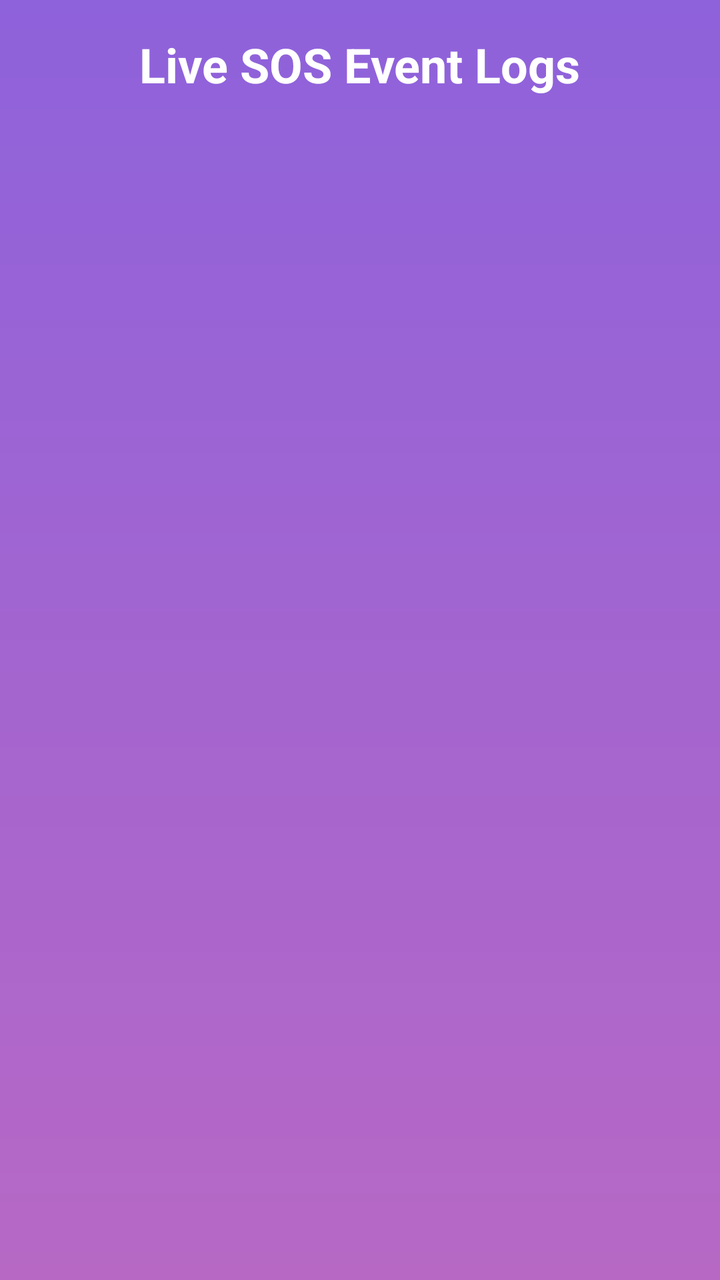
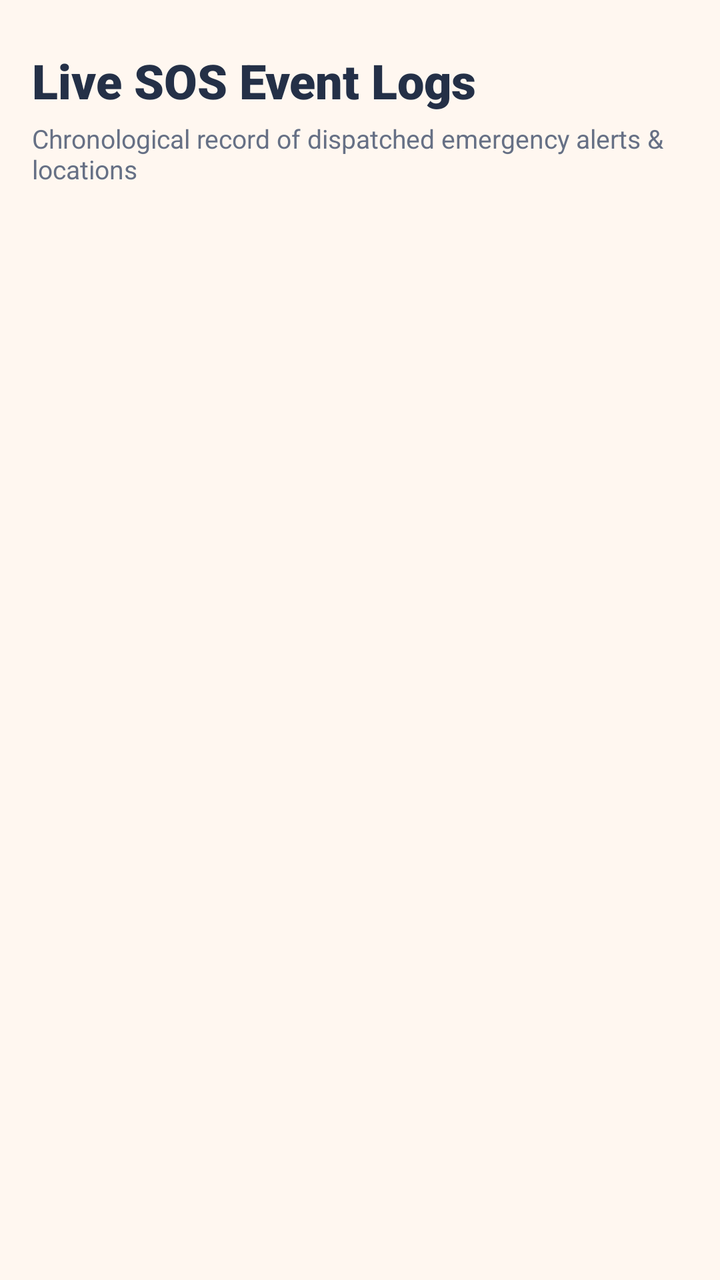

Screens rendered from an Android XML layout before and after an edit, with the pre-edit source and the edit as a unified diff.
<!-- AndroidManifest.xml: application theme Theme.EmpowHer -->
<!-- res/layout/activity_sos_logs.xml -->
<?xml version="1.0" encoding="utf-8"?>
<LinearLayout xmlns:android="http://schemas.android.com/apk/res/android"
    android:layout_width="match_parent"
    android:layout_height="match_parent"
    android:background="@drawable/bg"
    android:orientation="vertical"
    android:padding="16dp">

    <TextView
        android:layout_width="wrap_content"
        android:layout_height="wrap_content"
        android:layout_gravity="center"
        android:layout_marginBottom="16dp"
        android:text="Live SOS Event Logs"
        android:textColor="@color/white"
        android:textSize="24sp"
        android:textStyle="bold" />

    <androidx.recyclerview.widget.RecyclerView
        android:id="@+id/rvSosLogs"
        android:layout_width="match_parent"
        android:layout_height="match_parent" />

</LinearLayout>
<!-- resources referenced by this layout -->
<resources>
  <color name="white">#FFFFFF</color>
  <!-- drawable bg (drawable) -->
  <?xml version="1.0" encoding="utf-8"?>
  <shape xmlns:android="http://schemas.android.com/apk/res/android">
      <gradient android:type="linear" android:angle="100"
          android:startColor="#8E62DB" android:endColor="#B768C5" />
  
  </shape>
  <style name="Theme.EmpowHer" parent="Base.Theme.EmpowHer" />
  <style name="Base.Theme.EmpowHer" parent="Theme.Material3.DayNight.NoActionBar">
          <item name="colorPrimary">@color/deep_purple</item>
          <item name="colorOnPrimary">@color/white</item>
          <item name="colorSecondary">@color/deep_purple</item>
          <item name="colorSurface">@color/woshield_card_bg</item>
          <item name="android:windowBackground">@color/woshield_bg</item>
          <item name="android:statusBarColor">@color/dark_purple</item>
      </style>
  <color name="deep_purple">#6D3DB8</color>
  <color name="woshield_card_bg">#FFFFFF</color>
  <color name="woshield_bg">#F8F6FC</color>
  <color name="dark_purple">#382253</color>
</resources>

<!-- the commit's change to res/layout/activity_sos_logs.xml (unified diff, before → after) -->
@@ -1,24 +1,34 @@
-<?xml version="1.0" encoding="utf-8"?>
 <LinearLayout xmlns:android="http://schemas.android.com/apk/res/android"
+    xmlns:app="http://schemas.android.com/apk/res-auto"
     android:layout_width="match_parent"
     android:layout_height="match_parent"
-    android:background="@drawable/bg"
+    android:background="@color/warm_ivory"
     android:orientation="vertical"
     android:padding="16dp">
 
     <TextView
         android:layout_width="wrap_content"
         android:layout_height="wrap_content"
-        android:layout_gravity="center"
+        android:layout_marginTop="8dp"
+        android:text="Live SOS Event Logs"
+        android:textColor="@color/midnight_slate"
+        android:textSize="24sp"
+        android:fontFamily="sans-serif-black" />
+
+    <TextView
+        android:layout_width="wrap_content"
+        android:layout_height="wrap_content"
+        android:layout_marginTop="4dp"
         android:layout_marginBottom="16dp"
-        android:text="Live SOS Event Logs"
-        android:textColor="@color/white"
-        android:textSize="24sp"
-        android:textStyle="bold" />
+        android:text="Chronological record of dispatched emergency alerts &amp; locations"
+        android:textColor="@color/secondary_slate"
+        android:textSize="13sp" />
 
     <androidx.recyclerview.widget.RecyclerView
         android:id="@+id/rvSosLogs"
         android:layout_width="match_parent"
-        android:layout_height="match_parent" />
+        android:layout_height="match_parent"
+        android:clipToPadding="false"
+        android:paddingBottom="24dp" />
 
 </LinearLayout>
<!-- resource entries referenced after the edit -->
@@ -1,25 +1,32 @@
 <!-- resources referenced by this layout -->
 <resources>
+  <color name="midnight_slate">#243047</color>
+  <color name="secondary_slate">#667085</color>
+  <color name="warm_ivory">#FFF7F0</color>
   <color name="white">#FFFFFF</color>
-  <!-- drawable bg (drawable) -->
-  <?xml version="1.0" encoding="utf-8"?>
-  <shape xmlns:android="http://schemas.android.com/apk/res/android">
-      <gradient android:type="linear" android:angle="100"
-          android:startColor="#8E62DB" android:endColor="#B768C5" />
-  
-  </shape>
   <style name="Theme.EmpowHer" parent="Base.Theme.EmpowHer" />
   <style name="Base.Theme.EmpowHer" parent="Theme.Material3.DayNight.NoActionBar">
-          <item name="colorPrimary">@color/deep_purple</item>
+          <item name="colorPrimary">@color/royal_violet</item>
           <item name="colorOnPrimary">@color/white</item>
-          <item name="colorSecondary">@color/deep_purple</item>
+          <item name="colorSecondary">@color/royal_violet</item>
           <item name="colorSurface">@color/woshield_card_bg</item>
           <item name="android:windowBackground">@color/woshield_bg</item>
-          <item name="android:statusBarColor">@color/dark_purple</item>
+          <item name="android:statusBarColor">@color/woshield_bg</item>
+          <item name="android:windowLightStatusBar" tools:targetApi="m">true</item>
+          <item name="materialCardViewStyle">@style/Widget.Woshield.Card</item>
       </style>
-  <color name="deep_purple">#6D3DB8</color>
+  <color name="royal_violet">#6D4AFF</color>
   <color name="woshield_card_bg">#FFFFFF</color>
-  <color name="woshield_bg">#F8F6FC</color>
-  <color name="dark_purple">#382253</color>
+  <color name="woshield_bg">#FFF7F0</color>
+  <style name="Widget.Woshield.Card" parent="Widget.Material3.CardView.Elevated">
+          <item name="cardCornerRadius">@dimen/radius_card</item>
+          <item name="cardElevation">@dimen/elevation_card</item>
+          <item name="strokeWidth">1dp</item>
+          <item name="strokeColor">@color/subtle_border</item>
+          <item name="cardBackgroundColor">@color/woshield_card_bg</item>
+      </style>
+  <dimen name="radius_card">16dp</dimen>
+  <dimen name="elevation_card">2dp</dimen>
+  <color name="subtle_border">#E7E2EC</color>
 </resources>
 
